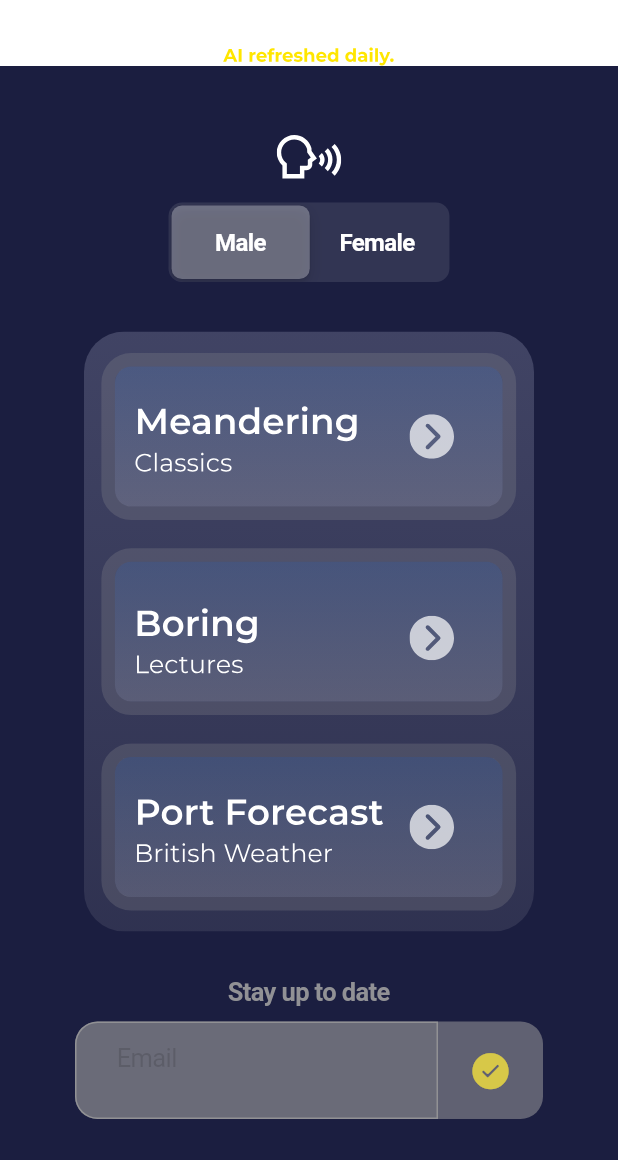
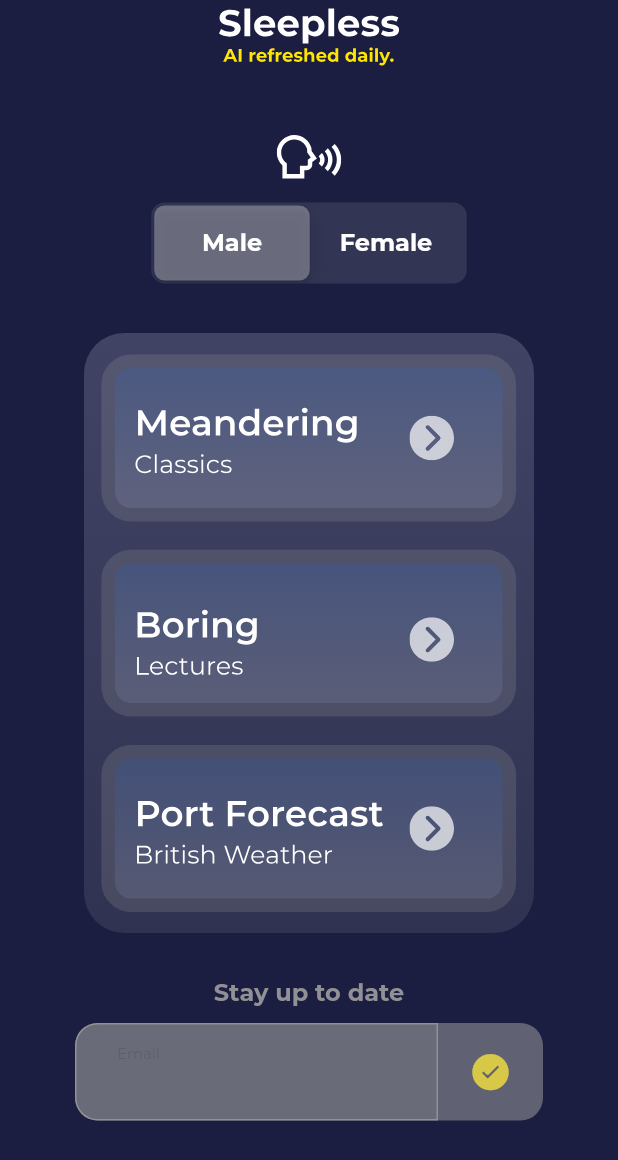
Before and after one commit to meanderingsleep/meandering-app, a Flutter app: the screen it shows after launch, on a phone screen of 412 x 824 dp. Shown: the top 1160 px of the screen. Run offline on Flutter 3.47's test engine with Material 3 defaults, Android fonts, the phone set to English and light mode, and no system bars; our stand-ins replace email_validator, firebase_core, firebase_crashlytics, flutter_dotenv, flutter_svg, just_audio and 2 more; missing offline and left inert: audio_session; accounts and stored records are empty.

Commit message:
adding custom fonts to match the prominent button font, and trying to get themes going for consistency. also, using cupertinoapp consistently across home and play screens.

```diff
--- a/sleepless_app/lib/common.dart
+++ b/sleepless_app/lib/common.dart
@@ -1,7 +1,20 @@
 import 'dart:math';
 import 'package:flutter/material.dart';
+import 'package:flutter/cupertino.dart';
 
 T? ambiguate<T>(T? value) => value;
+
+const themeData = CupertinoThemeData(
+    scaffoldBackgroundColor: Color(0xFF1B1E40),
+    textTheme: CupertinoTextThemeData(
+      textStyle: TextStyle(
+        fontFamily: 'Montserrat',
+        color: Colors.white,
+        fontSize: 10.0,
+        fontWeight: FontWeight.bold,
+      ),
+    )
+);
 
 const screenDecoration = BoxDecoration(
   color: Color(0xFF1B1E40)
--- a/sleepless_app/lib/home_screen.dart
+++ b/sleepless_app/lib/home_screen.dart
@@ -66,11 +66,8 @@ class _HomeScreenState extends State<HomeScreen> {
                         child: Text('Male',
                             key: Key('maleKey'),
                             style: TextStyle(
-                              fontSize: 16.0,
+                              fontSize: 16,
                               fontWeight: FontWeight.bold,
-                              decoration: TextDecoration.none,
-                              color: Colors
-                                  .white, // Changed to white for better contrast
                             )),
                       ),
                       'female': Padding(
@@ -79,11 +76,8 @@ class _HomeScreenState extends State<HomeScreen> {
                         child: Text('Female',
                             key: Key('femaleKey'),
                             style: TextStyle(
-                              fontSize: 16.0,
+                              fontSize: 16,
                               fontWeight: FontWeight.bold,
-                              decoration: TextDecoration.none,
-                              color: Colors
-                                  .white, // Changed to white for better contrast
                             )),
                       ),
                     },
@@ -157,12 +151,12 @@ class _HomeScreenState extends State<HomeScreen> {
                 ),
                 Container (
                   padding: EdgeInsets.symmetric(vertical: 10),
-                  child: Text("Stay up to date",
+                  child: Text('Stay up to date',
                       style: TextStyle(
+                        fontSize: 16,
                         color: Colors.grey.withOpacity(0.9),
-                        fontWeight: FontWeight.bold,// Set the opacity of the color
-                      )
-                  ),
+                        fontWeight: FontWeight.bold,
+                      )),
                 ),
                 Container(
                   padding: EdgeInsets.symmetric(horizontal: 50.0), // Add horizontal padding to the container
--- a/sleepless_app/lib/main.dart
+++ b/sleepless_app/lib/main.dart
@@ -1,6 +1,8 @@
 import 'dart:ui';
 
 import 'package:flutter/material.dart';
+import 'package:flutter/painting.dart';
+import 'package:flutter/rendering.dart';
 import 'package:flutter_dotenv/flutter_dotenv.dart';
 import 'package:sleepless_app/home_screen.dart';
 import 'package:just_audio_background/just_audio_background.dart';
@@ -9,6 +11,7 @@ import 'package:flutter/services.dart';
 import 'package:firebase_core/firebase_core.dart';
 import 'firebase_options.dart';
 import 'package:firebase_crashlytics/firebase_crashlytics.dart';
+import 'common.dart';
 
 class App extends StatelessWidget {
   const App({super.key});
@@ -22,12 +25,8 @@ class App extends StatelessWidget {
 
     return const CupertinoApp(
       debugShowCheckedModeBanner: false,
-      localizationsDelegates: <LocalizationsDelegate<dynamic>>[
-        DefaultMaterialLocalizations.delegate,
-        DefaultWidgetsLocalizations.delegate,
-        DefaultCupertinoLocalizations.delegate,
-      ],
       title: 'Sleepless',
+      theme: themeData,
       home: HomeScreen(),
     );
   }
--- a/sleepless_app/lib/play_screen.dart
+++ b/sleepless_app/lib/play_screen.dart
@@ -1,3 +1,4 @@
+import 'package:flutter/cupertino.dart';
 import 'package:flutter/foundation.dart';
 import 'package:flutter/material.dart';
 import 'package:just_audio/just_audio.dart';
@@ -103,18 +104,17 @@ class _PlayScreenState extends State<PlayScreen> with WidgetsBindingObserver {
 
   @override
   Widget build(BuildContext context) {
-    return MaterialApp(
+    return CupertinoApp(
       debugShowCheckedModeBanner: false,
+      theme: themeData,
       home: Scaffold(
         extendBodyBehindAppBar: true, // This extends the body to be behind the AppBar
-        appBar: AppBar(
+        appBar: CupertinoNavigationBar(
           backgroundColor: Colors.transparent, // Set background color to transparent
-          elevation: 0, // Remove shadow
           leading: IconButton(
             icon: const Icon(Icons.arrow_back, color: Colors.white), // Set the back arrow icon
             onPressed: () => Navigator.of(context).pop(), // Defines the action on press
           ),
-          centerTitle: true,
         ),
         body: Container(
           decoration: screenDecoration,
```
Also changed, not shown: sleepless_app/pubspec.yaml (+7 -17 lines), sleepless_app/assets/fonts/Montserrat-Italic-VariableFont_wght.ttf (added), sleepless_app/assets/fonts/Montserrat-VariableFont_wght.ttf (added).
